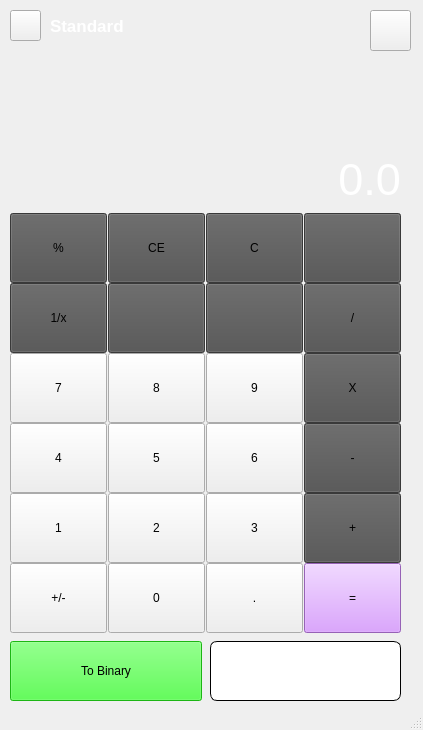
First picture: the form in mainwindow.ui, repository RubaIrshaid2/simple-Calculator-using-QT5, before the edit.
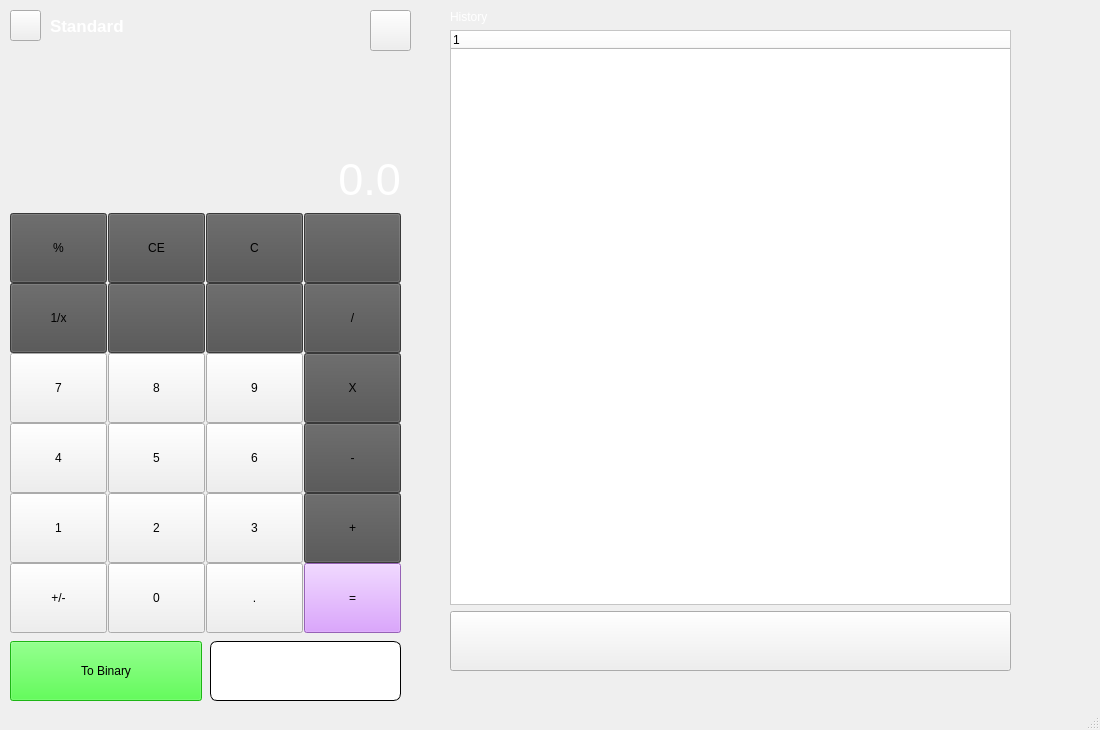
Second picture: the form after the edit. Icons and pictures are not drawn.

Commit message: creating calculatorWithHistoy Class

```diff
--- a/mainwindow.ui
+++ b/mainwindow.ui
@@ -6,7 +6,7 @@
    <rect>
     <x>0</x>
     <y>0</y>
-    <width>423</width>
+    <width>1100</width>
     <height>730</height>
    </rect>
   </property>
@@ -160,7 +160,7 @@
      </item>
     </layout>
    </widget>
-   <widget class="QWidget" name="">
+   <widget class="QWidget" name="layoutWidget">
     <property name="geometry">
      <rect>
       <x>10</x>
```
The commit also changes 9 other files.
